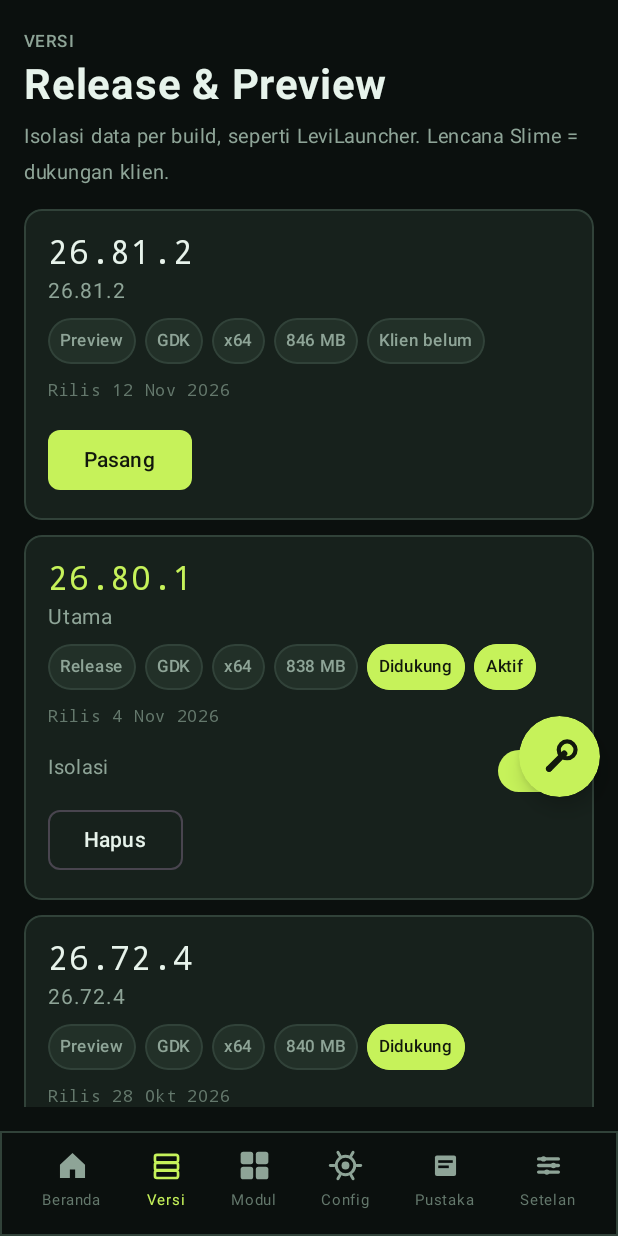
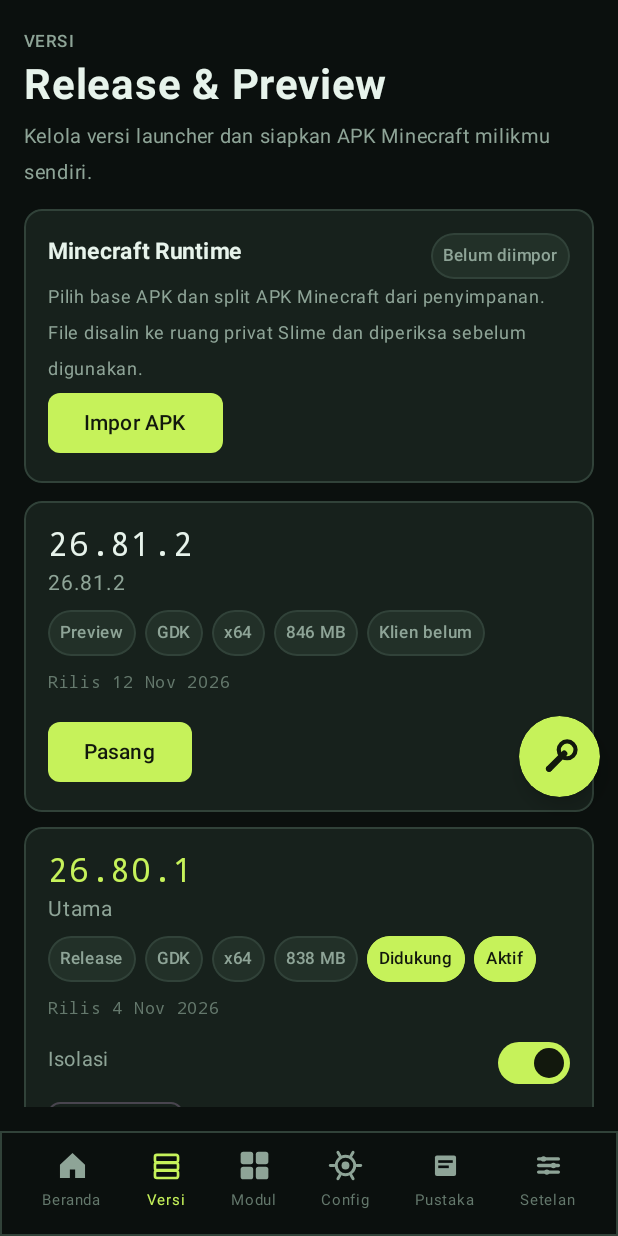
Before and after one commit to ItzBrezzX/Slime-Launcher, an Android app built with Jetpack Compose: the screen it shows after launch (MainActivity), after a tap on "Versi", on a phone screen of 412 x 824 dp. Run offline under Robolectric (Android 15) with nearby library versions, the phone set to English and light mode, and no system bars.

Commit message:
Add Minecraft APK import controls to Versions screen

```diff
--- a/app/src/main/java/com/kingbrezz/slime/ui/versions/VersionsScreen.kt
+++ b/app/src/main/java/com/kingbrezz/slime/ui/versions/VersionsScreen.kt
@@ -9,6 +9,7 @@ import androidx.compose.foundation.layout.fillMaxSize
 import androidx.compose.foundation.layout.fillMaxWidth
 import androidx.compose.foundation.layout.height
 import androidx.compose.foundation.layout.padding
+import androidx.compose.foundation.layout.weight
 import androidx.compose.foundation.lazy.LazyColumn
 import androidx.compose.foundation.lazy.items
 import androidx.compose.foundation.shape.RoundedCornerShape
@@ -37,19 +38,82 @@ import com.kingbrezz.slime.ui.theme.Muted
 import com.kingbrezz.slime.ui.theme.SlimeGreen
 
 @Composable
-fun VersionsScreen(vm: SlimeViewModel) {
+fun VersionsScreen(
+    vm: SlimeViewModel,
+    onImportMinecraft: () -> Unit = {},
+    onOpenRuntime: () -> Unit = {},
+) {
     val versions by vm.versions.collectAsState()
     val activeId by vm.activeVersionId.collectAsState()
+    val runtime by vm.runtimeInstall.collectAsState()
+    val busy by vm.busy.collectAsState()
 
     Column(Modifier.fillMaxSize().background(Bg).padding(16.dp)) {
         SectionTitle("Versi", "Release & Preview")
         Text(
-            "Isolasi data per build, seperti LeviLauncher. Lencana Slime = dukungan klien.",
+            "Kelola versi launcher dan siapkan APK Minecraft milikmu sendiri.",
             color = Muted,
             fontSize = 13.sp,
             modifier = Modifier.padding(top = 6.dp, bottom = 12.dp),
         )
-        LazyColumn(verticalArrangement = Arrangement.spacedBy(10.dp)) {
+
+        Panel {
+            Row(
+                Modifier.fillMaxWidth(),
+                horizontalArrangement = Arrangement.SpaceBetween,
+            ) {
+                Text("Minecraft Runtime", color = Fg, fontWeight = FontWeight.Bold, fontSize = 15.sp)
+                if (runtime?.isPrepared == true) Badge("APK siap", good = true) else Badge("Belum diimpor")
+            }
+            if (runtime == null) {
+                Text(
+                    "Pilih base APK dan split APK Minecraft dari penyimpanan. File disalin ke ruang privat Slime dan diperiksa sebelum digunakan.",
+                    color = Muted,
+                    fontSize = 12.sp,
+                )
+            } else {
+                Text(
+                    "${runtime!!.manifest.versionName} · ${runtime!!.manifest.abi} · ${runtime!!.manifest.apkFiles.size} APK",
+                    color = Fg,
+                    fontSize = 13.sp,
+                    fontWeight = FontWeight.SemiBold,
+                )
+                Text(
+                    "Native library: ${runtime!!.manifest.nativeLibraries.size} · SHA-256 tersimpan · ${if (runtime!!.isPrepared) "libminecraftpe.so ditemukan" else "runtime tidak lengkap"}",
+                    color = Muted,
+                    fontSize = 11.sp,
+                )
+                Text(
+                    "Paket sudah disiapkan, tetapi Java/GameActivity Minecraft belum terintegrasi sehingga belum dapat dimainkan di dalam Slime.",
+                    color = Muted,
+                    fontSize = 11.sp,
+                )
+            }
+            Row(horizontalArrangement = Arrangement.spacedBy(8.dp)) {
+                Button(
+                    onClick = onImportMinecraft,
+                    enabled = !busy,
+                    colors = ButtonDefaults.buttonColors(containerColor = SlimeGreen, contentColor = Ink),
+                    shape = RoundedCornerShape(8.dp),
+                ) {
+                    Text(if (runtime == null) "Impor APK" else "Impor ulang", fontWeight = FontWeight.SemiBold)
+                }
+                if (runtime != null) {
+                    OutlinedButton(onClick = onOpenRuntime, enabled = !busy, shape = RoundedCornerShape(8.dp)) {
+                        Text("Periksa runtime", color = Fg)
+                    }
+                    OutlinedButton(onClick = { vm.removeMinecraftRuntime() }, enabled = !busy, shape = RoundedCornerShape(8.dp)) {
+                        Text("Hapus", color = Fg)
+                    }
+                }
+            }
+        }
+
+        Spacer(Modifier.height(12.dp))
+        LazyColumn(
+            Modifier.weight(1f),
+            verticalArrangement = Arrangement.spacedBy(10.dp),
+        ) {
             items(versions, key = { it.id }) { v ->
                 val active = v.id == activeId
                 Panel {
```
